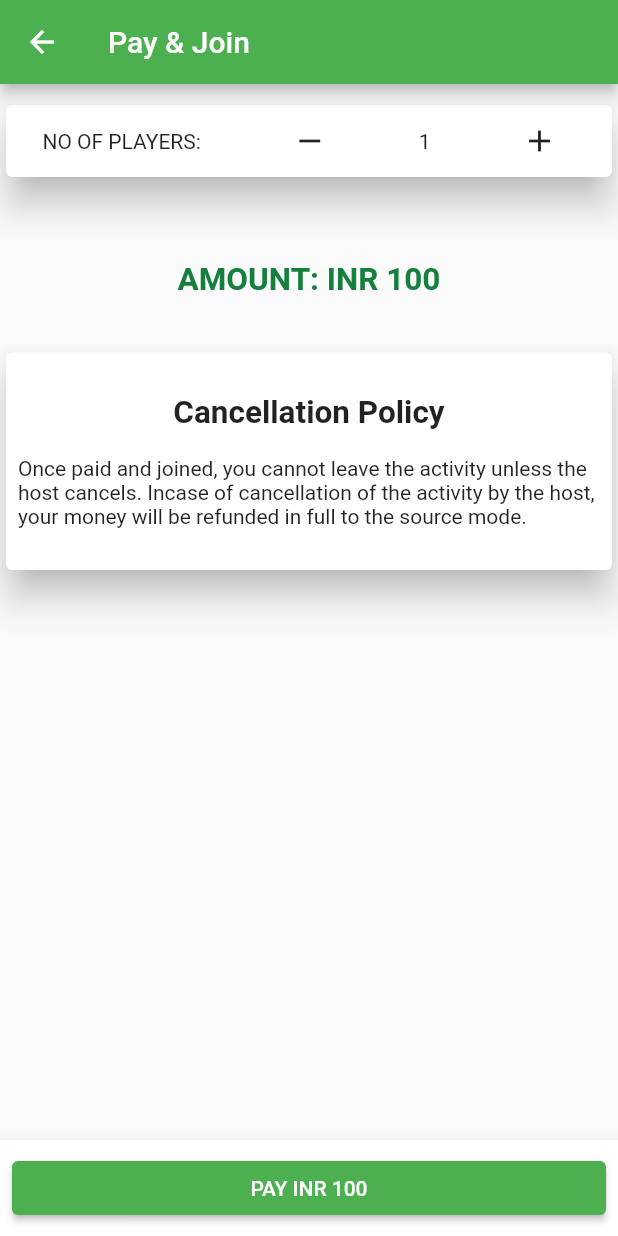
After one commit to keyur653/OutOfBounds, a Flutter app: the paymentPage screen opened by its route, after a tap on the "add" icon, on a phone screen of 412 x 824 dp. The commit adds this screen. Run offline on Flutter 3.47's test engine with Material 2 defaults, Android fonts, the light colour scheme and no system bars; our stand-ins replace cloud_firestore, firebase_auth, firebase_core, firebase_storage, flutter_signin_button, google_sign_in and 4 more; accounts and stored records are empty.

Commit message:
payment ui done

```diff
--- a/play_on/lib/main.dart
+++ b/play_on/lib/main.dart
@@ -3,6 +3,7 @@ import 'package:play_on/login/register_page.dart';
 import 'package:play_on/login/reset_screen.dart';
 import 'package:play_on/screens/create_activity/create.dart';
 import 'package:play_on/screens/findplayer/acticity_detail.dart';
+import 'package:play_on/screens/findplayer/payment_page.dart';
 import 'package:play_on/screens/profile/edit_profile.dart';
 import 'package:play_on/screens/home_screen/home_screen.dart';
 import 'package:play_on/login/login_page.dart';
@@ -34,7 +35,8 @@ class MyApp extends StatelessWidget {
         RegistrationDemo.id: (context) => RegistrationDemo(),
         RegisterDemo.id: (context) => RegisterDemo(),
         ResetScreen.id: (context) => ResetScreen(),
-        // ActivityDetail.id:(context) => const ActivityDetail(),
+        paymentPage.id: (context) => paymentPage(),
+        // ActivityDetail.id:(context) => ActivityDetail(),
       },
     );
   }
--- /dev/null
+++ b/play_on/lib/screens/findplayer/payment_page.dart
@@ -0,0 +1,92 @@
+import 'dart:developer';
+
+import 'package:flutter/material.dart';
+import 'package:velocity_x/velocity_x.dart';
+
+class paymentPage extends StatefulWidget {
+  const paymentPage({super.key});
+  static String id = "/payment_page";
+  @override
+  State<paymentPage> createState() => _paymentPageState();
+}
+
+class _paymentPageState extends State<paymentPage> {
+  static int count = 0;
+  void increment() {
+    setState(() {
+      count++;
+    });
+  }
+
+  void decrement() {
+    if (count < 1) {
+      return;
+    }
+    setState(() {
+      count--;
+    });
+  }
+
+  @override
+  Widget build(BuildContext context) {
+    return Scaffold(
+      appBar: AppBar(
+        backgroundColor: Colors.green,
+        leading:
+            IconButton(onPressed: () {}, icon: const Icon(Icons.arrow_back)),
+        title: Text('Pay & Join'),
+      ),
+      body: Column(
+        children: [
+          Padding(
+            padding: EdgeInsets.only(top: 10),
+            child: Card(
+              elevation: 10,
+              child: Row(
+                mainAxisAlignment: MainAxisAlignment.spaceAround,
+                children: [
+                  Text('NO OF PLAYERS:'),
+                  IconButton(
+                      onPressed: () {
+                        decrement();
+                      },
+                      icon: Icon(Icons.remove)),
+                  Text('$count'),
+                  IconButton(
+                      onPressed: () {
+                        increment();
+                      },
+                      icon: Icon(Icons.add))
+                ],
+              ),
+            ),
+          ),
+          Padding(
+            padding: EdgeInsets.only(top: 20),
+            child: "AMOUNT: INR 100".text.bold.xl2.green700.make().py32(),
+          ),
+          Card(
+            elevation: 10,
+            child: Column(
+              children: [
+                'Cancellation Policy'.text.bold.xl2.make().py8(),
+                'Once paid and joined, you cannot leave the activity unless the host cancels. Incase of cancellation of the activity by the host, your money will be refunded in full to the source mode.'
+                    .text
+                    .make().p8()
+              ],
+            ).py20(),
+          ),
+        ],
+      ),
+      bottomNavigationBar: BottomAppBar(
+        child: ElevatedButton(
+          onPressed: () {},
+          child: Text('PAY INR 100'),
+          style: ButtonStyle(
+            backgroundColor: MaterialStatePropertyAll(Colors.green),
+          ),
+        ).p8(),
+      ),
+    );
+  }
+}
```
